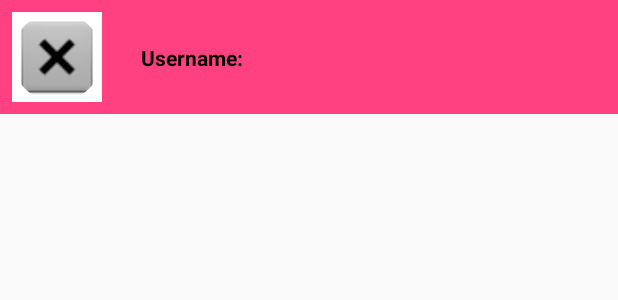
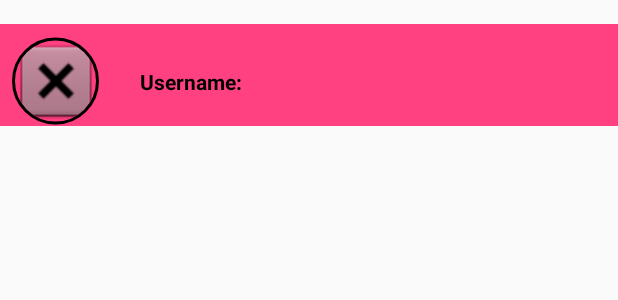
Before and after one commit to luisfergromo/Kotlin-Messenger, an Android app: the layout user_row_new_message.xml on its own in the app's theme, with its tools: preview values and no code run, on a phone screen of 412 x 824 dp. Shown: the top 300 px of the screen. Run offline under Robolectric (Android 15) with nearby library versions, the phone set to English and light mode, and no system bars.

Commit message:
Video 27m58s Finished till auto-login and reciclerView

```diff
--- a/app/src/main/res/layout/user_row_new_message.xml
+++ b/app/src/main/res/layout/user_row_new_message.xml
@@ -5,25 +5,24 @@
     android:layout_width="match_parent"
     android:layout_height="wrap_content"
     android:background="@color/colorAccent"
+    android:layout_marginTop="16dp"
     tools:layout_editor_absoluteY="81dp">
 
 
     <de.hdodenhof.circleimageview.CircleImageView
-        android:id="@+id/imageView"
-        android:layout_width="60dp"
+        android:id="@+id/imageView_new_message"
+        android:layout_width="58dp"
         android:layout_height="60dp"
-        android:layout_marginBottom="8dp"
         android:layout_marginLeft="8dp"
         android:layout_marginStart="8dp"
         android:layout_marginTop="8dp"
-        android:background="@android:color/white"
-        app:layout_constraintBottom_toBottomOf="parent"
+        app:civ_border_width="2dp"
         app:layout_constraintStart_toStartOf="parent"
         app:layout_constraintTop_toTopOf="parent"
         app:srcCompat="@android:drawable/btn_dialog" />
 
     <TextView
-        android:id="@+id/textView4"
+        android:id="@+id/username_textView"
         android:layout_width="292dp"
         android:layout_height="wrap_content"
         android:layout_marginBottom="8dp"
@@ -35,9 +34,9 @@
         android:text="@string/username"
         android:textColor="@android:color/black"
         android:textStyle="bold"
-        app:layout_constraintBottom_toBottomOf="@+id/imageView"
+        app:layout_constraintBottom_toBottomOf="@+id/imageView_new_message"
         app:layout_constraintEnd_toEndOf="parent"
-        app:layout_constraintStart_toEndOf="@+id/imageView"
-        app:layout_constraintTop_toTopOf="@+id/imageView" />
+        app:layout_constraintStart_toEndOf="@+id/imageView_new_message"
+        app:layout_constraintTop_toTopOf="@+id/imageView_new_message" />
 
 </android.support.constraint.ConstraintLayout>
```
Also changed, not shown: app/src/main/java/me/luisfergromo/kotlinmessenger/NewMessageActivity.kt (+39 -1 lines).
